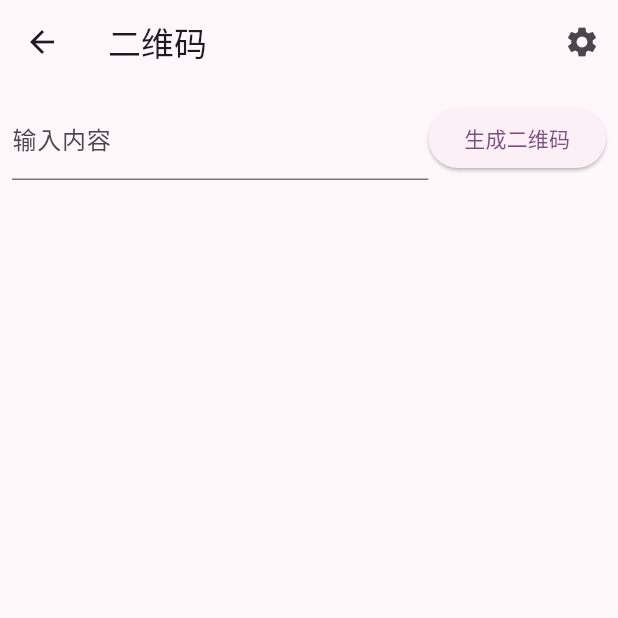
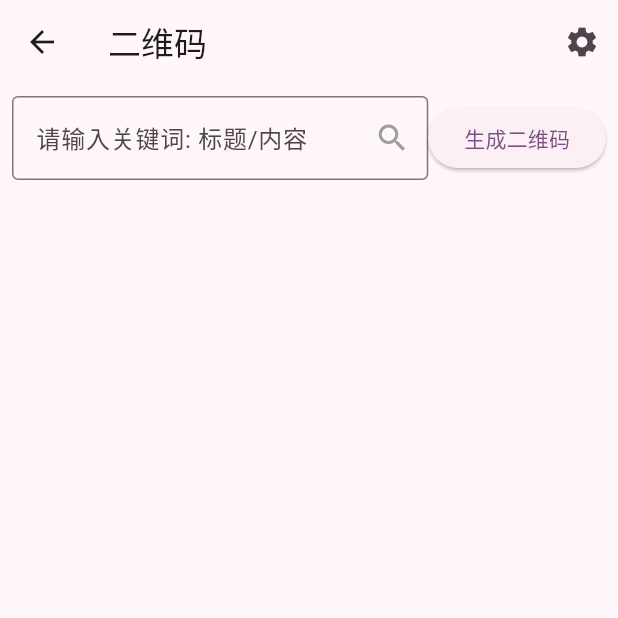
Before and after one commit to mmmyjun/sampleFlutter, a Flutter app: the QrPage screen opened directly, on a phone screen of 412 x 824 dp, the top half of it. Run offline on Flutter 3.47's test engine with Material 3 defaults, Android fonts, the phone set to English and light mode, and no system bars; our stand-ins replace audioplayers, dio, flutter_easyloading, flutter_secure_storage, qr_flutter; accounts and stored records are empty.

Commit message:
qr: 输入框改样式

```diff
--- a/lib/mode/qr/qr_page.dart
+++ b/lib/mode/qr/qr_page.dart
@@ -19,6 +19,13 @@ class _QrPageState extends State<QrPage> {
   int errorCorrectionLevel = QrErrorCorrectLevel.M;
   bool gapLess = false;
 
+  get inputContentIsEmpty => inputController.text.isEmpty;
+
+  void clearSearch() {
+    inputController.clear();
+    setState(() {});
+  }
+
   @override
   void initState() {
     super.initState();
@@ -39,7 +46,11 @@ class _QrPageState extends State<QrPage> {
   Future<void> _generateQrCode(BuildContext context) async {
     final result = await Navigator.push(
       context,
-      MaterialPageRoute(builder: (context) => QrSettings(qrVersion: qrVersion, errorCorrectionLevel: errorCorrectionLevel, gapLess: gapLess)),
+      MaterialPageRoute(
+          builder: (context) => QrSettings(
+              qrVersion: qrVersion,
+              errorCorrectionLevel: errorCorrectionLevel,
+              gapLess: gapLess)),
     );
 
     // When a BuildContext is used from a StatefulWidget, the mounted property
@@ -47,7 +58,9 @@ class _QrPageState extends State<QrPage> {
     if (!context.mounted) return;
 
     if (result != null) {
-      if (result['qiVersion'] != qrVersion || result['errorCorrectionLevel'] != errorCorrectionLevel || result['gapLess'] != gapLess) {
+      if (result['qiVersion'] != qrVersion ||
+          result['errorCorrectionLevel'] != errorCorrectionLevel ||
+          result['gapLess'] != gapLess) {
         if (result['qiVersion'] != qrVersion) {
           qrVersion = result['qrVersion'];
         }
@@ -58,7 +71,9 @@ class _QrPageState extends State<QrPage> {
           gapLess = result['gapLess'];
         }
         setState(() {});
-        StorageSinglePattern().write('qrInfo', jsonEncode({
+        StorageSinglePattern().write(
+            'qrInfo',
+            jsonEncode({
               'qrData': inputOfQrCode,
               'qrVersion': qrVersion,
               'errorCorrectionLevel': errorCorrectionLevel,
@@ -90,27 +105,45 @@ class _QrPageState extends State<QrPage> {
               Expanded(
                 child: TextField(
                   controller: inputController,
-                decoration: const InputDecoration(
-                  labelText: '输入内容',
-                  hintText: '输入内容',
+                  decoration: InputDecoration(
+                      border: const OutlineInputBorder(
+                        borderSide: BorderSide(color: Colors.purple),
                       ),
+                      labelText: '请输入关键词: 标题/内容',
+                      suffixIcon: IconButton(
+                          style: ButtonStyle(
+                            foregroundColor: MaterialStateProperty.all(
+                                inputContentIsEmpty
+                                    ? Colors.grey
+                                    : Colors.purple),
+                          ),
+                          onPressed: inputContentIsEmpty ? () {} : clearSearch,
+                          icon: Icon(inputContentIsEmpty
+                              ? Icons.search
+                              : Icons.clear))),
                   onSubmitted: (value) {
+                    if (inputContentIsEmpty) return;
                     inputOfQrCode = value;
                     setState(() {});
-                  StorageSinglePattern().write('qrInfo', jsonEncode({
+                    StorageSinglePattern().write(
+                        'qrInfo',
+                        jsonEncode({
                           'qrData': inputOfQrCode,
                           'qrVersion': qrVersion,
                           'errorCorrectionLevel': errorCorrectionLevel,
                           'gapLess': gapLess,
                         }));
                   },
-              )),
+                ),
+              ),
               ElevatedButton(
                 onPressed: () {
                   inputOfQrCode = inputController.text;
                   setState(() {});
 
-                  StorageSinglePattern().write('qrInfo', jsonEncode({
+                  StorageSinglePattern().write(
+                      'qrInfo',
+                      jsonEncode({
                         'qrData': inputOfQrCode,
                         'qrVersion': qrVersion,
                         'errorCorrectionLevel': errorCorrectionLevel,
@@ -124,13 +157,15 @@ class _QrPageState extends State<QrPage> {
         ),
         Expanded(
             child: Center(
-          child: inputOfQrCode.isNotEmpty ? QrImageView(
+          child: inputOfQrCode.isNotEmpty
+              ? QrImageView(
                   data: inputOfQrCode,
                   size: 200.0,
                   version: qrVersion,
                   errorCorrectionLevel: errorCorrectionLevel,
                   gapless: gapLess,
-          ) : const SizedBox.shrink(),
+                )
+              : const SizedBox.shrink(),
         )),
       ]),
     );
```
Lines whose indentation alone changed are shown as unchanged.
